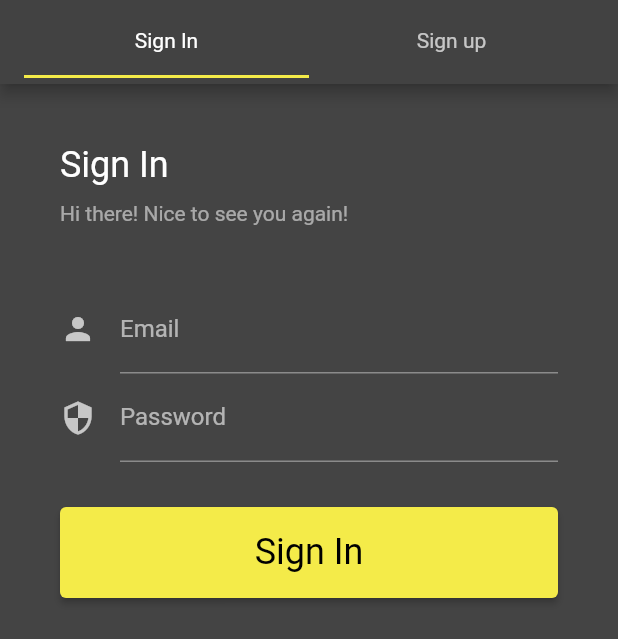
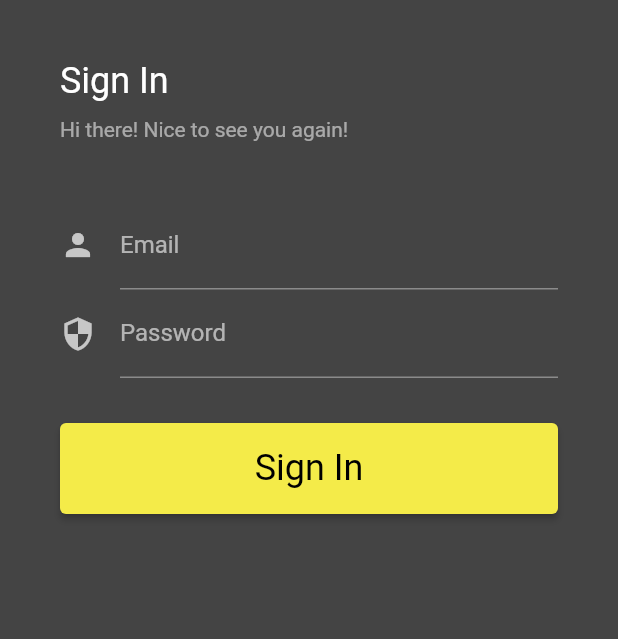
Before and after one commit to PhilipSnell/Fitness-App---Flutter, a Flutter app: the screen it shows after launch, on a phone screen of 412 x 824 dp. Shown: the top 639 px of the screen. Run offline on Flutter 3.47's test engine with Material 2 defaults, Android fonts, the phone set to English and light mode, and no system bars; our stand-ins replace bloc, cached_network_image, equatable, flutter_bloc, flutter_icons, numberpicker and 3 more; accounts and stored records are empty; project files that could hold a hidden picture were left out.

```diff
--- a/lib/login/login_page.dart
+++ b/lib/login/login_page.dart
@@ -23,20 +23,7 @@ class LoginPage extends StatelessWidget {
       // appBar: AppBar(
       //   title: appLogo,
       // ),
-      body: DefaultTabController(
-        length: 2,
-        child: Scaffold(
-          appBar: AppBar(
-            title: TabBar(
-              tabs: [
-                Tab(text: "Sign In"),
-                Tab(text: "Sign up"),
-              ],
-            ),
-          ),
-          body: TabBarView(
-            children: [
-              BlocProvider(
+      body:   BlocProvider(
         create: (context) {
           return LoginBloc(
             authenticationBloc: BlocProvider.of<AuthenticationBloc>(context),
@@ -46,19 +33,8 @@ class LoginPage extends StatelessWidget {
         child: LoginForm(),
 
       ),
-              BlocProvider(
-                create: (context) {
-                  return SignupBloc(
-                    userRepository: userRepository,
-                  );
-                },
-                child: SignupForm(),
 
-              ),
-            ],
-          ),
-        ),
-      ),
+
     );
   }
 }
```
Lines whose indentation alone changed are shown as unchanged.
